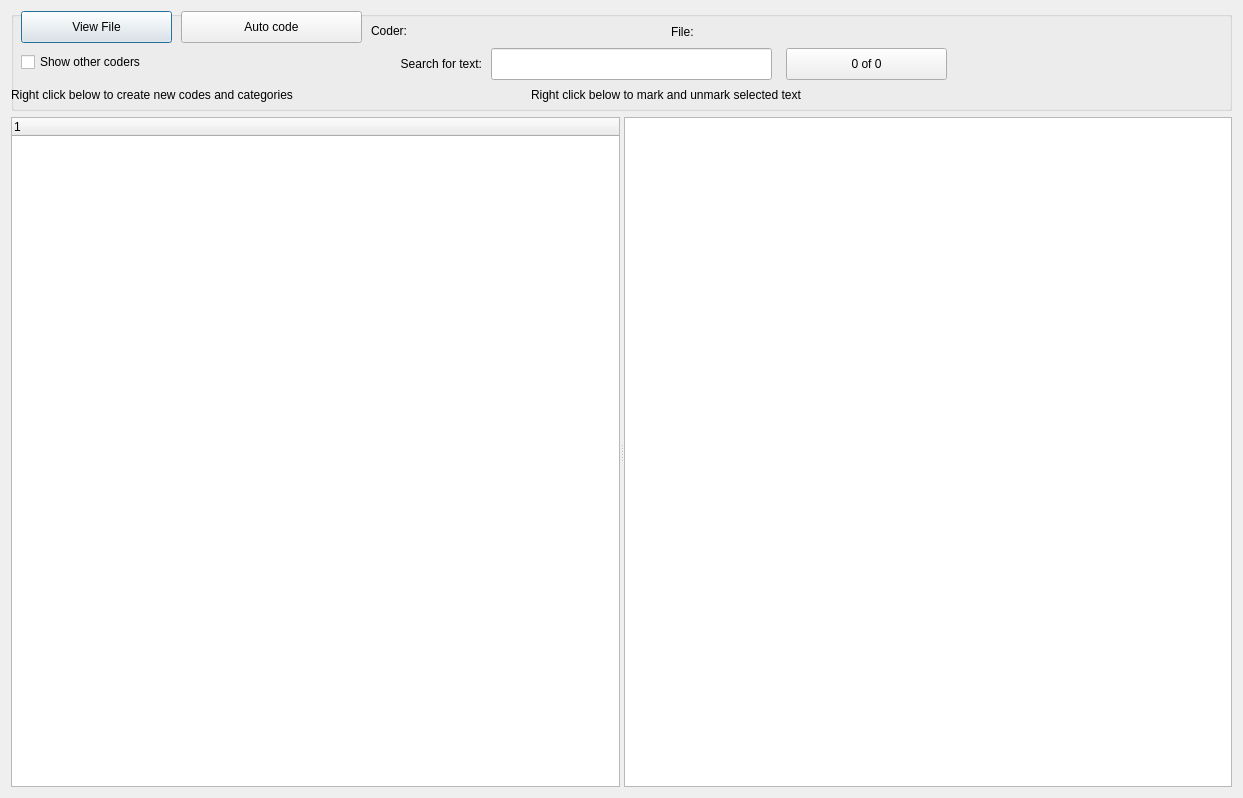
Above: GUI_UIs/ui_dialog_codes.ui from ccbogel/QualCoder before the change. Below: the same form after it.
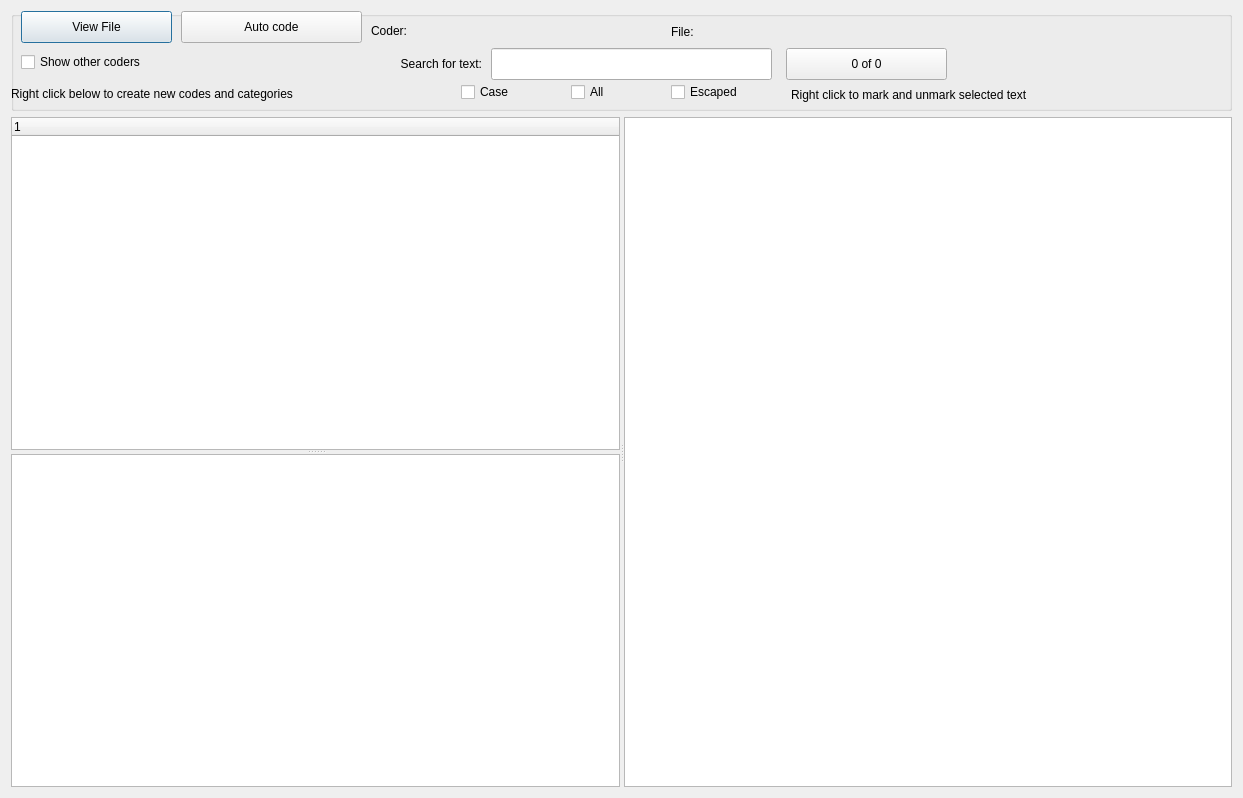
That is the form after the change.

The edit to the form file:
```diff
--- a/GUI_UIs/ui_dialog_codes.ui
+++ b/GUI_UIs/ui_dialog_codes.ui
@@ -89,23 +89,23 @@
      <widget class="QLabel" name="label_coded">
       <property name="geometry">
        <rect>
-        <x>520</x>
+        <x>780</x>
         <y>70</y>
-        <width>561</width>
+        <width>361</width>
         <height>28</height>
        </rect>
       </property>
       <property name="text">
-       <string>Right click below to mark and unmark selected text</string>
+       <string>Right click to mark and unmark selected text</string>
       </property>
      </widget>
      <widget class="QLabel" name="label_code">
       <property name="geometry">
        <rect>
         <x>0</x>
-        <y>70</y>
-        <width>501</width>
-        <height>28</height>
+        <y>67</y>
+        <width>441</width>
+        <height>31</height>
        </rect>
       </property>
       <property name="text">
@@ -196,6 +196,54 @@
        <string>0 of 0</string>
       </property>
      </widget>
+     <widget class="QCheckBox" name="checkBox_search_case">
+      <property name="geometry">
+       <rect>
+        <x>450</x>
+        <y>70</y>
+        <width>88</width>
+        <height>22</height>
+       </rect>
+      </property>
+      <property name="toolTip">
+       <string>&lt;html&gt;&lt;head/&gt;&lt;body&gt;&lt;p&gt;search case sensitive&lt;/p&gt;&lt;/body&gt;&lt;/html&gt;</string>
+      </property>
+      <property name="text">
+       <string>Case</string>
+      </property>
+     </widget>
+     <widget class="QCheckBox" name="checkBox_search_all_files">
+      <property name="geometry">
+       <rect>
+        <x>560</x>
+        <y>70</y>
+        <width>88</width>
+        <height>22</height>
+       </rect>
+      </property>
+      <property name="toolTip">
+       <string>&lt;html&gt;&lt;head/&gt;&lt;body&gt;&lt;p&gt;search all files&lt;/p&gt;&lt;/body&gt;&lt;/html&gt;</string>
+      </property>
+      <property name="text">
+       <string>All</string>
+      </property>
+     </widget>
+     <widget class="QCheckBox" name="checkBox_search_escaped">
+      <property name="geometry">
+       <rect>
+        <x>660</x>
+        <y>70</y>
+        <width>101</width>
+        <height>22</height>
+       </rect>
+      </property>
+      <property name="toolTip">
+       <string>&lt;html&gt;&lt;head/&gt;&lt;body&gt;&lt;p&gt;Search escaped (no special regex characters)&lt;/p&gt;&lt;/body&gt;&lt;/html&gt;</string>
+      </property>
+      <property name="text">
+       <string>Escaped</string>
+      </property>
+     </widget>
     </widget>
    </item>
    <item row="1" column="0">
@@ -203,6 +251,10 @@
      <property name="orientation">
       <enum>Qt::Horizontal</enum>
      </property>
+     <widget class="QSplitter" name="leftsplitter">
+      <property name="orientation">
+       <enum>Qt::Vertical</enum>
+      </property>
      <widget class="QTreeWidget" name="treeWidget">
       <property name="sizePolicy">
        <sizepolicy hsizetype="Expanding" vsizetype="Expanding">
@@ -227,6 +279,15 @@
         <string notr="true">1</string>
        </property>
       </column>
+      </widget>
+      <widget class="QListWidget" name="ListWidgetLinks">
+       <property name="sizePolicy">
+        <sizepolicy hsizetype="Expanding" vsizetype="Expanding">
+         <horstretch>0</horstretch>
+         <verstretch>0</verstretch>
+        </sizepolicy>
+       </property>
+      </widget>
      </widget>
      <widget class="QTextEdit" name="textEdit"/>
     </widget>
```
Lines whose indentation alone changed are shown as unchanged.
